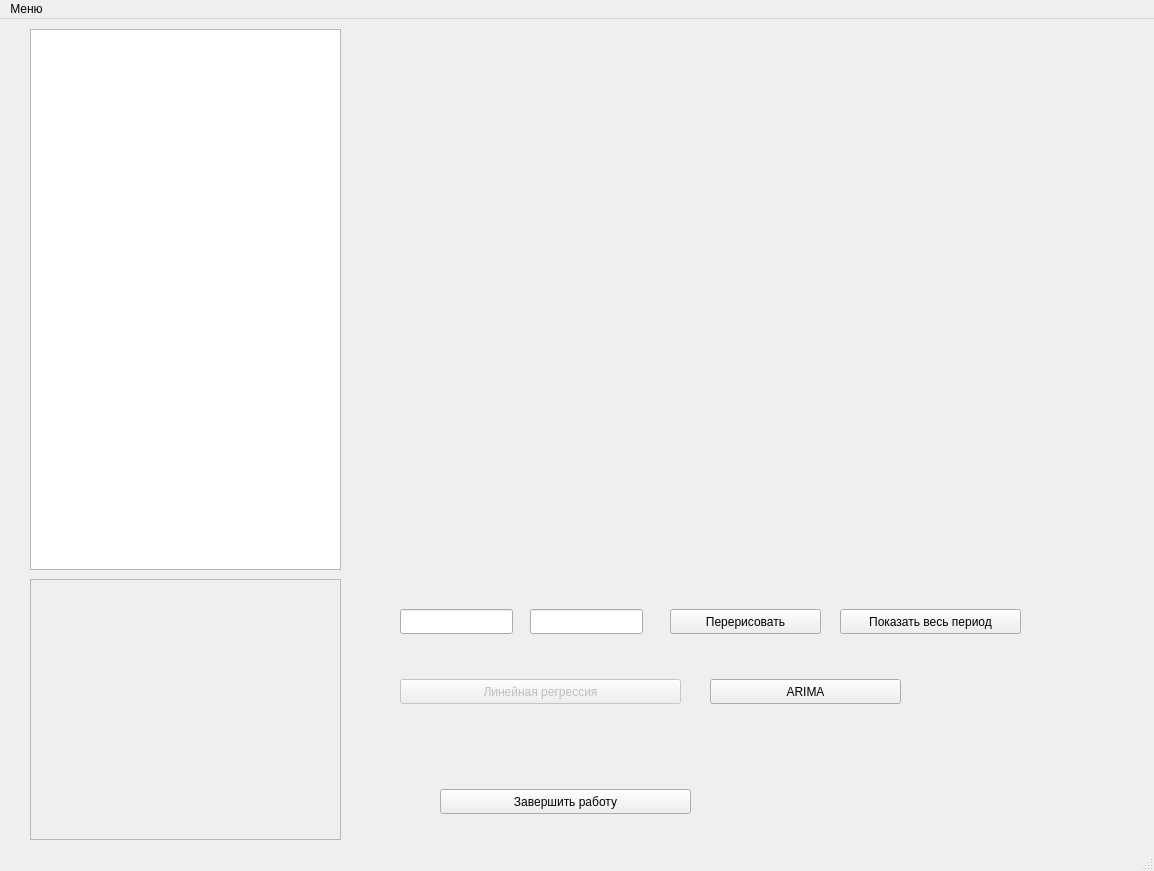
This is base.ui in lunaplush/crypto as Qt 5 draws it before an edit. The edited form follows.
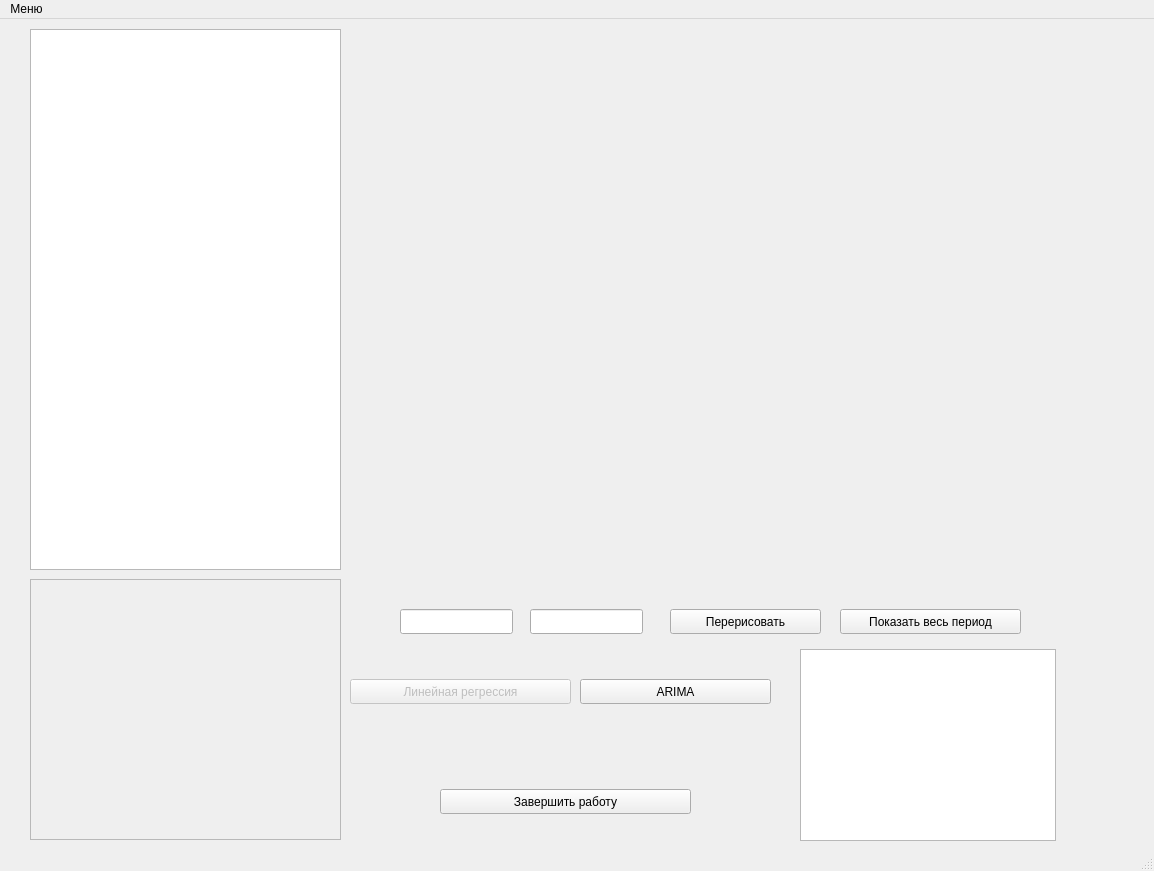
This is the edited form.

Diff of the .ui file:
```diff
--- a/base.ui
+++ b/base.ui
@@ -100,9 +100,9 @@
     </property>
     <property name="geometry">
      <rect>
-      <x>400</x>
+      <x>350</x>
       <y>660</y>
-      <width>281</width>
+      <width>221</width>
       <height>25</height>
      </rect>
     </property>
@@ -129,7 +129,7 @@
    <widget class="QPushButton" name="btnArima">
     <property name="geometry">
      <rect>
-      <x>710</x>
+      <x>580</x>
       <y>660</y>
       <width>191</width>
       <height>25</height>
@@ -139,6 +139,16 @@
      <string>ARIMA</string>
     </property>
    </widget>
+   <widget class="QListView" name="lstPeriod">
+    <property name="geometry">
+     <rect>
+      <x>800</x>
+      <y>630</y>
+      <width>256</width>
+      <height>192</height>
+     </rect>
+    </property>
+   </widget>
   </widget>
   <widget class="QMenuBar" name="menubar">
    <property name="geometry">
```
